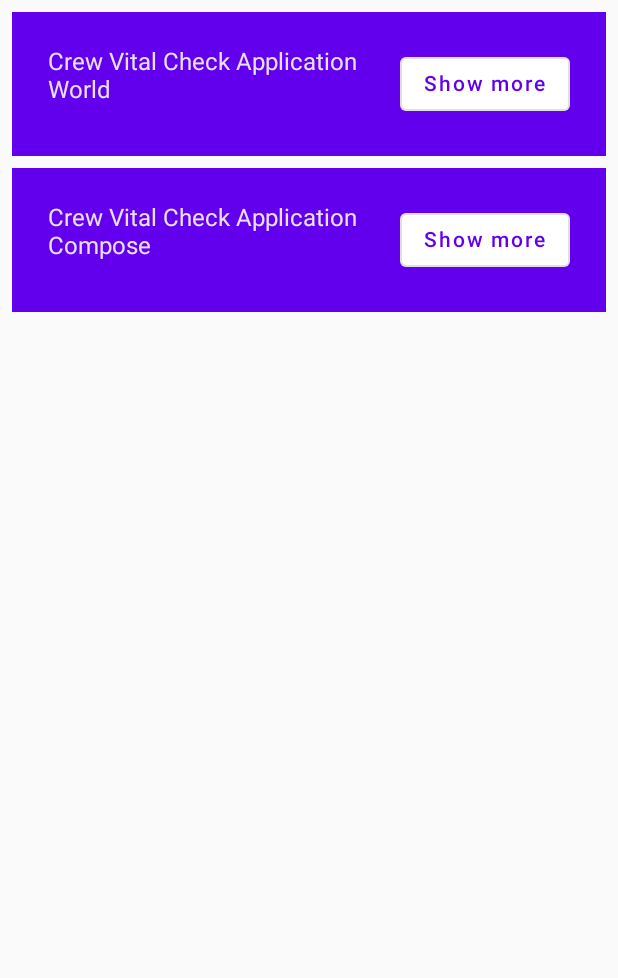
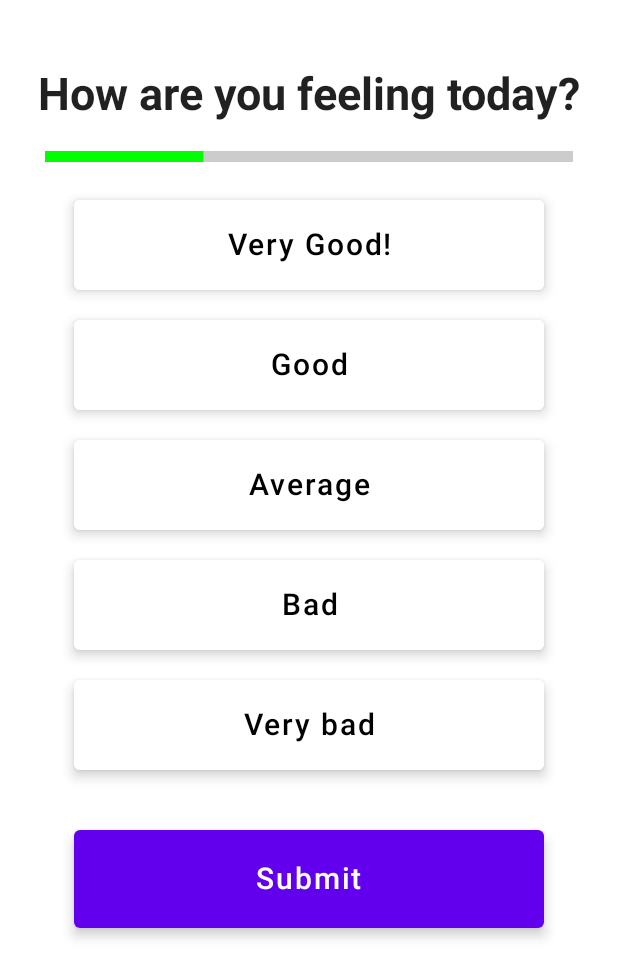
Before and after one commit to KrzysztofKarpala/CrewVitalApp, an Android app built with Jetpack Compose: the screen it shows after launch (MainActivity), after a tap on "Start", on a phone screen of 412 x 824 dp. Shown: the top 978 px of the screen. Run offline under Robolectric (Android 15) with nearby library versions, the phone set to English and light mode, and no system bars.

Commit message:
Adding login page

```diff
--- a/app/build.gradle
+++ b/app/build.gradle
@@ -59,4 +59,6 @@ dependencies {
     androidTestImplementation "androidx.compose.ui:ui-test-junit4:$compose_version"
     debugImplementation "androidx.compose.ui:ui-tooling:$compose_version"
     debugImplementation "androidx.compose.ui:ui-test-manifest:$compose_version"
+
+    implementation "androidx.navigation:navigation-compose:2.5.2"
 }
--- a/app/src/main/java/com/pl/agh/kkarpala/crewvitalapp/MainActivity.kt
+++ b/app/src/main/java/com/pl/agh/kkarpala/crewvitalapp/MainActivity.kt
@@ -1,8 +1,13 @@
 package com.pl.agh.kkarpala.crewvitalapp
 
 import android.os.Bundle
+import android.view.Window
+import android.view.WindowManager
+import android.widget.NumberPicker
+import android.widget.ProgressBar
 import androidx.activity.ComponentActivity
 import androidx.activity.compose.setContent
+import androidx.compose.foundation.BorderStroke
 import androidx.compose.foundation.background
 import androidx.compose.foundation.clickable
 import androidx.compose.foundation.layout.*
@@ -11,16 +16,23 @@ import androidx.compose.runtime.*
 import androidx.compose.ui.Alignment
 import androidx.compose.ui.Modifier
 import androidx.compose.ui.graphics.Color
+import androidx.compose.ui.layout.VerticalAlignmentLine
 import androidx.compose.ui.res.stringResource
 import androidx.compose.ui.text.style.TextAlign
 import androidx.compose.ui.tooling.preview.Preview
 import androidx.compose.ui.unit.dp
 import androidx.compose.ui.unit.sp
+import androidx.navigation.compose.NavHost
+import androidx.navigation.compose.composable
+import androidx.navigation.compose.rememberNavController
+import com.pl.agh.kkarpala.crewvitalapp.composables.LogingPage
+import com.pl.agh.kkarpala.crewvitalapp.composables.QuestionPage
 import com.pl.agh.kkarpala.crewvitalapp.ui.theme.CrewVitalAppTheme
 
 class MainActivity : ComponentActivity() {
     override fun onCreate(savedInstanceState: Bundle?) {
         super.onCreate(savedInstanceState)
+        window.setSoftInputMode(WindowManager.LayoutParams.SOFT_INPUT_ADJUST_RESIZE)
         setContent {
             CrewVitalAppTheme {
                 MyApp()
@@ -31,26 +43,28 @@ class MainActivity : ComponentActivity() {
 
 @Composable
 fun MyApp(){
-    var StartCard by remember { mutableStateOf(true) }
+    val navController = rememberNavController()
 
-    if (StartCard){
-        OnboardingScreen(onContinueClicked = { StartCard = false})
-    } else{
-        Greetings()
-    }
+    NavHost(navController = navController, startDestination = "login_page", builder = {
+        composable("login_page", content = { LogingPage(navController = navController)})
+        composable("question_page", content = { QuestionPage(navController = navController)})
+    })
 }
 
-@Composable
+/*@Composable
 fun OnboardingScreen(onContinueClicked: () -> Unit) {
-    Surface() {
+
+
+    Box(modifier = Modifier.fillMaxSize(), contentAlignment = Alignment.BottomCenter){
+        Box() {
             Column(
                 modifier = Modifier.fillMaxSize(),
-            horizontalAlignment = Alignment.CenterHorizontally,
-            verticalArrangement = Arrangement.Center
+                horizontalAlignment = Alignment.CenterHorizontally
             ){
 
-            Text("Crew Vital Check Application!", fontSize = 25.sp)
+                Text("Crew Vital Check Application", fontSize = 25.sp, modifier = Modifier.padding(top = 45.dp))
                 StartCard(onContinueClicked)
+            }
         }
     }
 }
@@ -63,7 +77,8 @@ fun StartCard(onContinueClicked: () -> Unit){
                 top = 60.dp,
                 start = 20.dp,
                 end = 20.dp,
-                bottom = 20.dp)
+                bottom = 20.dp
+            )
             .fillMaxWidth(),
         elevation = 20.dp
     ){
@@ -76,7 +91,8 @@ fun StartCard(onContinueClicked: () -> Unit){
             Button(
                 modifier = Modifier
                     .padding(vertical = 24.dp)
-                    .size(width = 200.dp, height = 100.dp),
+                    .fillMaxWidth()
+                    .size(width = 200.dp, height = 70.dp),
                 onClick = onContinueClicked
             ){
                 Text("Start", fontSize = 25.sp)
@@ -89,14 +105,17 @@ fun StartCard(onContinueClicked: () -> Unit){
 @Composable
 fun EnterName(){
     Column(
-        modifier = Modifier.padding(32.dp),
+        modifier = Modifier.padding(15.dp),
         verticalArrangement = Arrangement.spacedBy(8.dp),
         horizontalAlignment = Alignment.CenterHorizontally
     ) {
         Text(
             text = "Plese enter your name"
         )
-        Spacer(Modifier.height(16.dp))
+        Spacer(
+            modifier = Modifier
+                .height(16.dp)
+                .fillMaxWidth())
         EditNameField()
     }
 }
@@ -116,50 +135,68 @@ fun EditNameField(){
     )
 }
 
+@Composable
+fun Question(){
+    Surface() {
+        Column(
+            modifier = Modifier
+                .fillMaxSize(),
+            horizontalAlignment = Alignment.CenterHorizontally
+        ){
 
-@Composable
-private fun Greetings(names: List<String> = listOf("World", "Compose")){
-    Column(modifier = Modifier.padding(vertical = 4.dp)) {
-        for (name in names){
-            Greeting(name = name)
+            Text("How are you feeling today?", fontSize = 25.sp, modifier = Modifier.padding(top = 45.dp, bottom = 20.dp))
+            CustomLinearProgressBar()
+            Answers()
         }
     }
 }
 
 @Composable
-fun Greeting(name: String) {
-    val expanded = remember { mutableStateOf(false)}
-
-    val extraPadding = if ( expanded.value) 48.dp else 0.dp
-
-    Surface(
-        color = MaterialTheme.colors.primary,
-        modifier = Modifier.padding(vertical = 4.dp, horizontal = 8.dp)
-    ) {
-        Row(modifier = Modifier.padding(24.dp)){
-            Column(modifier = Modifier
-                .weight(1f)
-                .padding(bottom = extraPadding)
-            ) {
-                Text(text = "Crew Vital Check Application")
-                Text(text = name)
-            }
-            OutlinedButton(
-                onClick = {expanded.value = !expanded.value}
-            ) {
-               Text(if (expanded.value) "Show less" else "Show more")
+private fun CustomLinearProgressBar(){
+    Column(modifier = Modifier.fillMaxWidth()) {
+        LinearProgressIndicator(
+            modifier = Modifier
+                .fillMaxWidth()
+                .height(7.dp)
+                .padding(start = 30.dp, end = 30.dp),
+            backgroundColor = Color.LightGray,
+            color = Color.Green,
+            progress = 0.3f
+        )
     }
 }
 
+@Composable
+private fun Answers(answers: List<String> = listOf("Very Good!", "Good", "Average", "Bad", "Very bad")){
+    Column(
+        modifier = Modifier
+        .padding(vertical = 15.dp),
+        verticalArrangement = Arrangement.Center
+    ) {
+        for (answer in answers){
+            Answer(answer = answer)
+        }
     }
 }
 
+@Composable
+fun Answer(answer: String) {
+    var selected by remember { mutableStateOf(false)}
+    val color = if (selected) Color.Blue else Color.White
+    OutlinedButton(
+        modifier = Modifier
+            .padding(20.dp)
+            .fillMaxWidth(),
+        elevation = ButtonDefaults.elevation(defaultElevation = 5.dp, pressedElevation = 0.dp, disabledElevation = 0.dp),
+        onClick = {selected =! selected},
+        border = BorderStroke(1.dp, color)
+    ){
+        Column(modifier = Modifier.padding(10.dp),
+        verticalArrangement = Arrangement.Center,
+        horizontalAlignment = Alignment.CenterHorizontally)
+        {
+            Text("$answer", fontSize = 20.sp, textAlign = TextAlign.Center)
 
-
-@Preview(showBackground = true)
-@Composable
-fun DefaultPreview() {
-    CrewVitalAppTheme {
-        Greeting("Android")
         }
     }
+}*/
--- /dev/null
+++ b/app/src/main/java/com/pl/agh/kkarpala/crewvitalapp/composables/LoginPage.kt
@@ -0,0 +1,79 @@
+package com.pl.agh.kkarpala.crewvitalapp.composables
+
+import androidx.compose.foundation.Image
+import androidx.compose.foundation.background
+import androidx.compose.foundation.layout.*
+import androidx.compose.foundation.shape.RoundedCornerShape
+import androidx.compose.material.Button
+import androidx.compose.material.OutlinedTextField
+import androidx.compose.material.Text
+import androidx.compose.runtime.Composable
+import androidx.compose.runtime.mutableStateOf
+import androidx.compose.runtime.remember
+import androidx.compose.ui.Alignment
+import androidx.compose.ui.Modifier
+import androidx.compose.ui.draw.clip
+import androidx.compose.ui.graphics.Color
+import com.pl.agh.kkarpala.crewvitalapp.R
+import androidx.compose.ui.res.imageResource
+import androidx.compose.ui.res.painterResource
+import androidx.compose.ui.text.TextStyle
+import androidx.compose.ui.text.font.FontWeight
+import androidx.compose.ui.unit.TextUnit
+import androidx.compose.ui.unit.dp
+import androidx.compose.ui.unit.sp
+import androidx.navigation.NavController
+
+@Composable
+fun LogingPage(navController: NavController){
+
+    val image = painterResource(id = R.drawable.bc)
+
+    val name = remember { mutableStateOf("")}
+
+    Box(modifier = Modifier.fillMaxSize(), contentAlignment = Alignment.BottomCenter)
+    {
+        Box(modifier = Modifier
+            .fillMaxSize()
+            .background(Color.White), contentAlignment = Alignment.TopCenter)
+        {
+            Image(image, contentDescription = null)
+        }
+
+        Column(
+            horizontalAlignment = Alignment.CenterHorizontally,
+            verticalArrangement = Arrangement.Center,
+            modifier = Modifier
+                .fillMaxWidth()
+                .fillMaxHeight(0.68f)
+                .clip(RoundedCornerShape(topStart = 30.dp, topEnd = 30.dp))
+                .background(color = Color.White)
+                .padding(10.dp)
+        ) {
+            Text(
+                text = "Sign In",
+                style = TextStyle(
+                    fontWeight = FontWeight.Bold,
+                    letterSpacing = 2.sp
+                ),
+                fontSize = 38.sp
+            )
+            Spacer(modifier = Modifier.padding(20.dp))
+            Column(horizontalAlignment = Alignment.CenterHorizontally){
+                OutlinedTextField(value = name.value, onValueChange = {name.value = it},
+                label = {Text(text = "Name")},
+                    placeholder = {Text(text = "Name")},
+                    singleLine = true,
+                    modifier = Modifier.fillMaxWidth(0.8f)
+                    )
+            }
+            Spacer(modifier = Modifier.padding(10.dp))
+            Button(onClick = {navController.navigate("question_page") },
+            modifier = Modifier
+                .fillMaxWidth(0.8f)
+                .height(50.dp)) {
+                Text(text = "Start", fontSize = 20.sp)
+            }
+        }
+    }
+}
--- /dev/null
+++ b/app/src/main/java/com/pl/agh/kkarpala/crewvitalapp/composables/QuestionPage.kt
@@ -0,0 +1,94 @@
+package com.pl.agh.kkarpala.crewvitalapp.composables
+
+import androidx.compose.foundation.BorderStroke
+import androidx.compose.foundation.layout.*
+import androidx.compose.material.*
+import androidx.compose.runtime.*
+import androidx.compose.ui.Alignment
+import androidx.compose.ui.Modifier
+import androidx.compose.ui.graphics.Color
+import androidx.compose.ui.text.font.FontWeight
+import androidx.compose.ui.text.style.TextAlign
+import androidx.compose.ui.unit.dp
+import androidx.compose.ui.unit.sp
+import androidx.navigation.NavController
+
+@Composable
+fun QuestionPage(navController: NavController){
+    Surface() {
+        Column(
+            modifier = Modifier
+                .fillMaxSize(),
+            horizontalAlignment = Alignment.CenterHorizontally
+        ){
+            Text("How are you feeling today?", fontSize = 30.sp, fontWeight = FontWeight.Bold, modifier = Modifier.padding(top = 45.dp, bottom = 20.dp))
+            CustomLinearProgressBar()
+            Answers(navController = navController)
+        }
+    }
+}
+
+@Composable
+private fun CustomLinearProgressBar(){
+    Column(modifier = Modifier.fillMaxWidth()) {
+        LinearProgressIndicator(
+            modifier = Modifier
+                .fillMaxWidth()
+                .height(7.dp)
+                .padding(start = 30.dp, end = 30.dp),
+            backgroundColor = Color.LightGray,
+            color = Color.Green,
+            progress = 0.3f
+        )
+    }
+}
+
+@Composable
+private fun Answers(answers: List<String> = listOf("Very Good!", "Good", "Average", "Bad", "Very bad"), navController: NavController){
+   Column(
+       modifier = Modifier
+           .padding(vertical = 15.dp),
+       verticalArrangement = Arrangement.Center
+       ) {
+       for (answer in answers){
+            Answer(answer = answer)
+       }
+       Spacer(modifier = Modifier.padding(10.dp))
+       SubmitBtn(navController = navController)
+   }
+}
+
+@Composable
+fun Answer(answer: String) {
+    var selected by remember { mutableStateOf(false) }
+    val color = if (selected) Color.Blue else Color.White
+    OutlinedButton(
+        modifier = Modifier
+            .padding(10.dp)
+            .fillMaxWidth(0.8f)
+            .height(60.dp),
+        elevation = ButtonDefaults.elevation(defaultElevation = 5.dp, pressedElevation = 0.dp, disabledElevation = 0.dp),
+        onClick = {selected =! selected},
+        border = BorderStroke(1.dp, color)
+    ){
+        Column(modifier = Modifier.padding(10.dp),
+            verticalArrangement = Arrangement.Center,
+            horizontalAlignment = Alignment.CenterHorizontally)
+        {
+            Text("$answer", color = Color.Black, fontSize = 20.sp, textAlign = TextAlign.Center, )
+        }
+    }
+}
+
+@Composable
+fun SubmitBtn(navController: NavController){
+    Button(onClick = {navController.navigate("login_page") },
+        modifier = Modifier
+            .padding(10.dp)
+            .fillMaxWidth(0.8f)
+            .height(65.dp),
+        elevation = ButtonDefaults.elevation(defaultElevation = 5.dp, pressedElevation = 0.dp, disabledElevation = 0.dp),
+    ) {
+        Text(text = "Submit", fontSize = 20.sp)
+    }
+}
```
Also changed, not shown: app/src/main/res/drawable/bc.jpg (added). Lines whose indentation alone changed are shown as unchanged.
